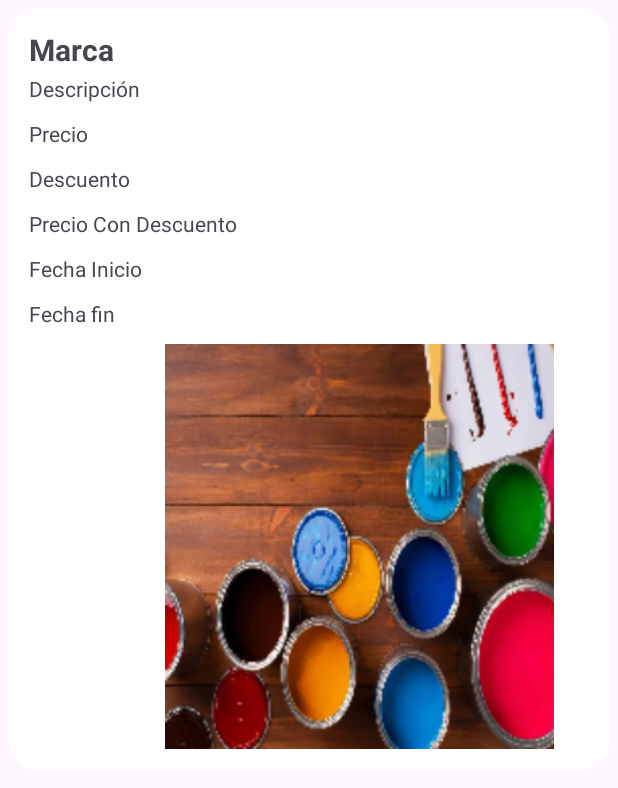
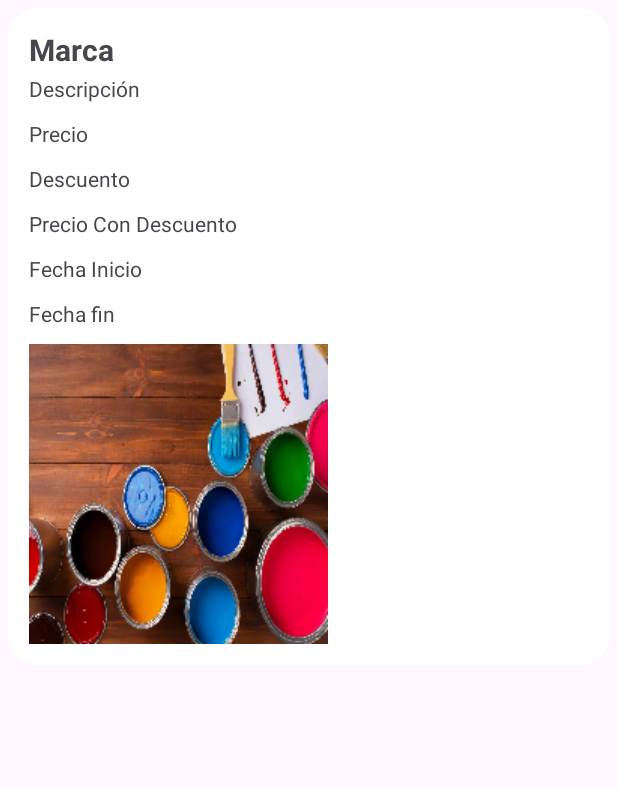
Before and after one commit to Juniors17904/Ferreteria, an Android app: the layout item_oferta.xml on its own in the app's theme, with its tools: preview values and no code run, on a phone screen of 412 x 824 dp. Shown: the top 788 px of the screen. Run offline under Robolectric (Android 15) with nearby library versions, the phone set to English and light mode, and no system bars.

Commit message:
6 Commit

```diff
--- a/app/src/main/java/com/example/ferreteria/servicios/ConectaDB.java
+++ b/app/src/main/java/com/example/ferreteria/servicios/ConectaDB.java
@@ -93,8 +93,8 @@ public class ConectaDB extends SQLiteOpenHelper {
             db.execSQL("DROP TABLE IF EXISTS " + ConstantesApp.TABLA_PEDIDOS + ";");
             db.execSQL("DROP TABLE IF EXISTS " + ConstantesApp.TABLA_CATEGORIAS + ";");
             db.execSQL("DROP TABLE IF EXISTS " + ConstantesApp.TABLA_PRODUCTOS + ";");
+            db.execSQL("DROP TABLE IF EXISTS " + ConstantesApp.TABLA_OFERTAS + ";");
 
-            // Crear tablas de nuevo
             onCreate(db);
             Log.i(TAG, "Actualización de base de datos realizada correctamente");
         } catch (Exception e) {
--- a/app/src/main/res/layout/item_oferta.xml
+++ b/app/src/main/res/layout/item_oferta.xml
@@ -59,12 +59,11 @@
 
         <ImageView
             android:id="@+id/imagenOf"
-            android:layout_width="350dp"
-            android:layout_height="270dp"
+            android:layout_width="wrap_content"
+            android:layout_height="wrap_content"
             android:background="@drawable/rounded_corners"
 
             android:foregroundGravity="center"
-            android:paddingLeft="100dp"
             android:scaleType="centerCrop"
             android:src="@drawable/pinturas" />
 
```
Also changed, not shown: 55 other files.
